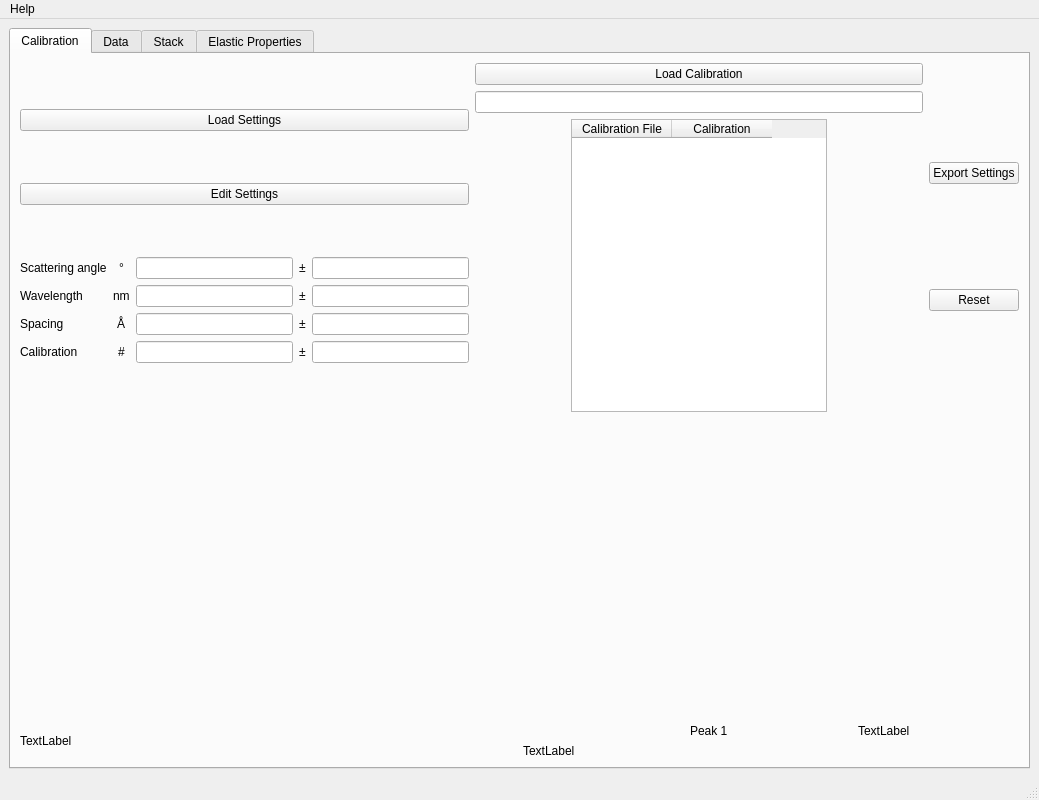
The window that src/brillouinview/gui/ui/brillouinview_main_window.ui (KirstenSch/BrillouinView) describes before a commit, drawn with Qt 5.
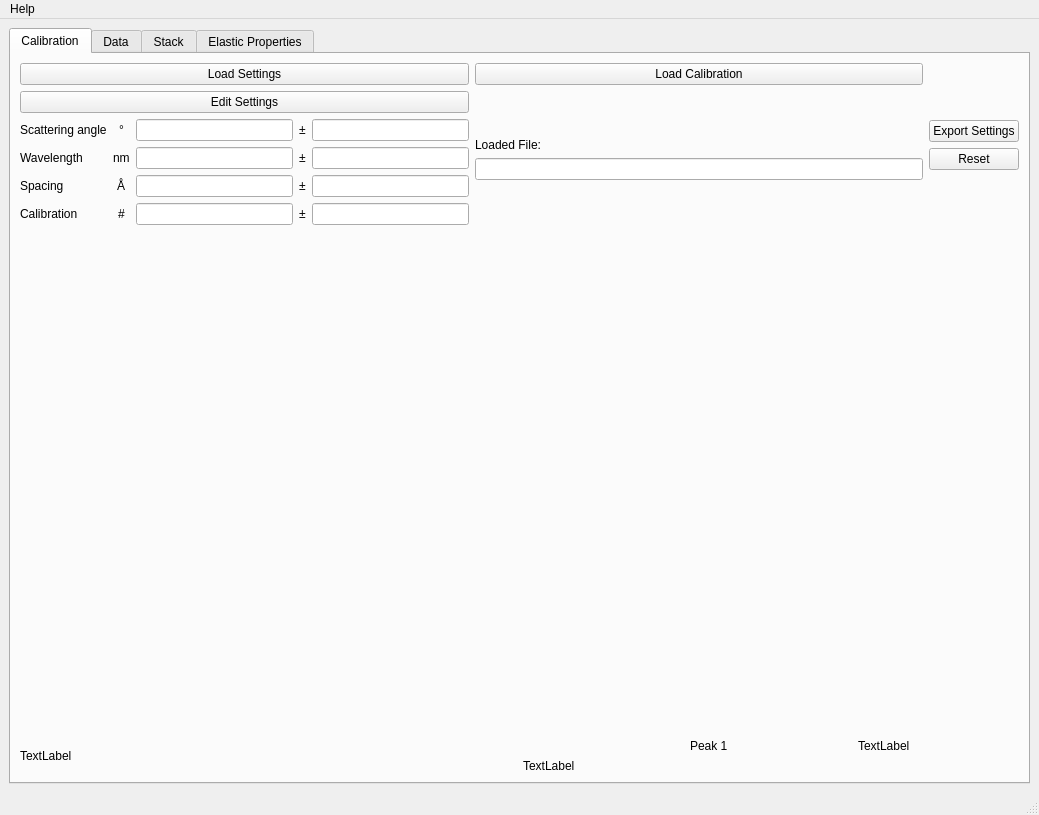
The same window after the commit. Custom widgets are drawn as their Qt base class.

Commit message: read calibration file and display in app

Diff of the .ui file:
```diff
--- a/src/brillouinview/gui/ui/brillouinview_main_window.ui
+++ b/src/brillouinview/gui/ui/brillouinview_main_window.ui
@@ -216,32 +216,58 @@
                </widget>
               </item>
               <item>
-               <widget class="QLineEdit" name="le_load_calibration"/>
-              </item>
-              <item alignment="Qt::AlignHCenter">
-               <widget class="QTableWidget" name="tableWidget">
-                <property name="maximumSize">
+               <spacer name="verticalSpacer">
+                <property name="orientation">
+                 <enum>Qt::Vertical</enum>
+                </property>
+                <property name="sizeHint" stdset="0">
                  <size>
-                  <width>256</width>
-                  <height>16777215</height>
+                  <width>20</width>
+                  <height>10</height>
                  </size>
                 </property>
-                <column>
-                 <property name="text">
-                  <string>Calibration File</string>
-                 </property>
-                </column>
-                <column>
-                 <property name="text">
-                  <string>Calibration</string>
-                 </property>
-                </column>
+               </spacer>
+              </item>
+              <item>
+               <widget class="QLabel" name="label_18">
+                <property name="text">
+                 <string>Loaded File:</string>
+                </property>
                </widget>
               </item>
+              <item>
+               <widget class="QLineEdit" name="le_calibration_data"/>
+              </item>
+              <item>
+               <spacer name="verticalSpacer_2">
+                <property name="orientation">
+                 <enum>Qt::Vertical</enum>
+                </property>
+                <property name="sizeHint" stdset="0">
+                 <size>
+                  <width>20</width>
+                  <height>40</height>
+                 </size>
+                </property>
+               </spacer>
+              </item>
              </layout>
             </item>
             <item>
              <layout class="QVBoxLayout" name="right">
+              <item>
+               <spacer name="verticalSpacer_3">
+                <property name="orientation">
+                 <enum>Qt::Vertical</enum>
+                </property>
+                <property name="sizeHint" stdset="0">
+                 <size>
+                  <width>20</width>
+                  <height>40</height>
+                 </size>
+                </property>
+               </spacer>
+              </item>
               <item>
                <widget class="QPushButton" name="button_export">
                 <property name="text">
@@ -256,6 +282,19 @@
                 </property>
                </widget>
               </item>
+              <item>
+               <spacer name="verticalSpacer_4">
+                <property name="orientation">
+                 <enum>Qt::Vertical</enum>
+                </property>
+                <property name="sizeHint" stdset="0">
+                 <size>
+                  <width>20</width>
+                  <height>40</height>
+                 </size>
+                </property>
+               </spacer>
+              </item>
              </layout>
             </item>
            </layout>
@@ -269,7 +308,7 @@
             <property name="minimumSize">
              <size>
               <width>0</width>
-              <height>300</height>
+              <height>500</height>
              </size>
             </property>
             <layout class="QVBoxLayout" name="verticalLayout"/>
```
The commit also changes 1 other file.
